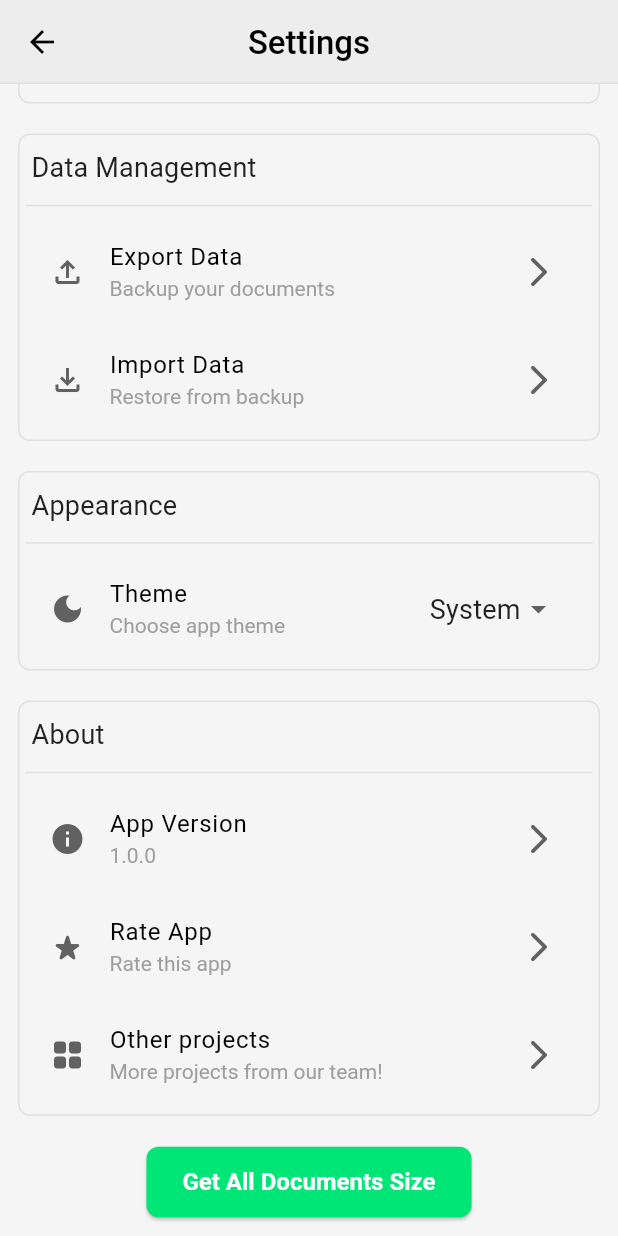
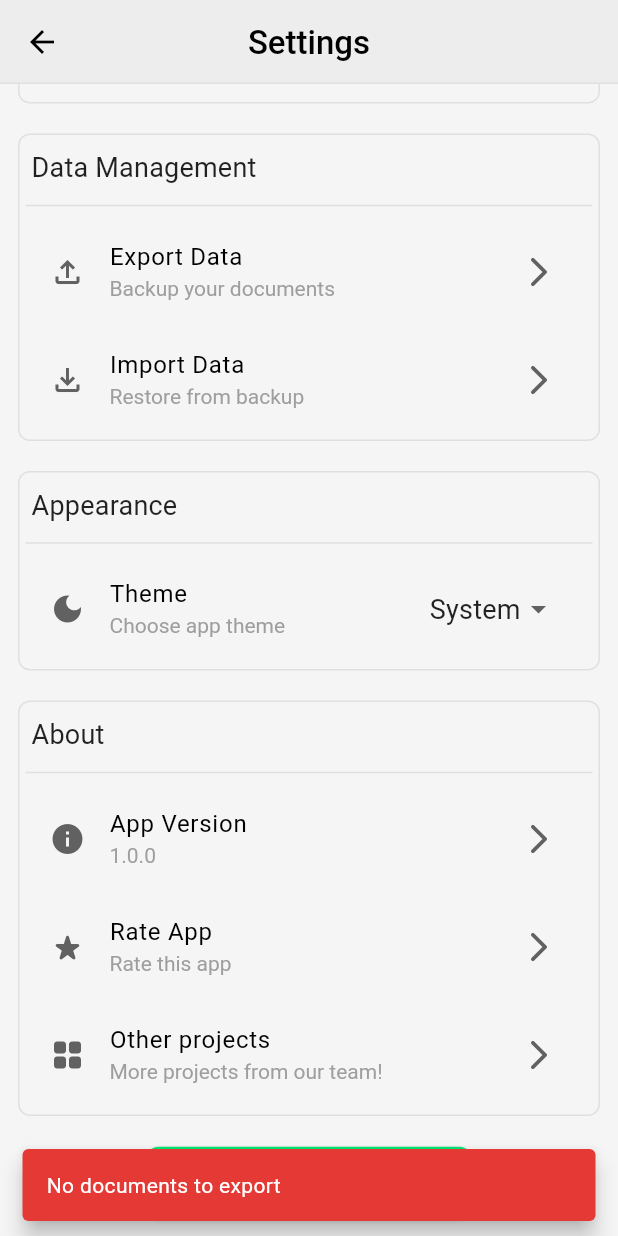
Before and after one commit to itschillipill/My-Documents-App, a Flutter app: the SettingsPage screen opened directly, scrolled down 116 dp, after a tap on "Export Data", on a phone screen of 412 x 824 dp. Run offline on Flutter 3.47's test engine with Material 3 defaults, Android fonts, the phone set to English and light mode, and no system bars; our stand-ins replace equatable, file_picker, flutter_bloc, flutter_secure_storage, flutter_speed_dial, image_picker and 6 more; missing offline and left inert: dart:html, window_manager; accounts and stored records are empty.

Commit message:
some fixes

```diff
--- a/lib/src/core/constants.dart
+++ b/lib/src/core/constants.dart
@@ -1,5 +1,5 @@
 class Constants {
   static const String appName = "My Documents";
   static const String appVersion = "1.0.0";
-  static const String appRuStoreLink="";
+  static const String appRuStoreLink = "";
 }
--- a/lib/src/dependencies/platform/initialization_vm.dart
+++ b/lib/src/dependencies/platform/initialization_vm.dart
@@ -6,7 +6,6 @@ import 'package:my_documents/src/utils/theme/theme.dart';
 import 'package:window_manager/window_manager.dart';
 
 import '../../core/constants.dart';
-
 
 Future<void> $platformInitialization() =>
     io.Platform.isAndroid || io.Platform.isIOS
--- a/lib/src/features/auth/auth_executor.dart
+++ b/lib/src/features/auth/auth_executor.dart
@@ -48,7 +48,6 @@ class AuthenticationExecutor extends ChangeNotifier {
     notifyListeners();
     return authenticated;
   }
-  //TODO: Change savig password method
 
   Future<bool> authenticateByPIN(String pin) async {
     authenticated = await verefyPin(pin);
--- a/lib/src/features/documents/pages/document_view_page.dart
+++ b/lib/src/features/documents/pages/document_view_page.dart
@@ -31,7 +31,7 @@ class DocumentViewPage extends StatelessWidget {
         final List<Document> documents = cubit.documentsOrEmpty;
         final document = cubit.getDocumentById(documentId);
         final documentVersion = document?.versions.firstWhere(
-          (v) => v.id == (versionId??(document.currentVersionId)),
+          (v) => v.id == (versionId ?? (document.currentVersionId)),
           orElse: () => document.versions.first,
         );
         if (documents.isEmpty || document == null || documentVersion == null) {
@@ -65,7 +65,7 @@ class DocumentViewPage extends StatelessWidget {
         bool isCurrent = document.currentVersionId == documentVersion.id;
         debugPrint("Document: $document");
         debugPrint(
-          "Current Document Version: ${documentVersion.id}, serched for: ${versionId??document.currentVersionId}",
+          "Current Document Version: ${documentVersion.id}, serched for: ${versionId ?? document.currentVersionId}",
         );
         return Scaffold(
           appBar: AppBar(
--- a/lib/src/utils/sevices/file_service.dart
+++ b/lib/src/utils/sevices/file_service.dart
@@ -176,11 +176,10 @@ class FileService {
   }
 
   static Future<void> importData() async {
-    //TODO: Import Data
     MessageService.showErrorToast("Not implemented yet");
   }
 
-  static Future<void> exportData(List<Document> documents) async {
+  static Future<void> exportData({List<Document> documents = const []}) async {
     if (documents.isEmpty) {
       MessageService.showErrorSnack("No documents to export");
       return;
@@ -220,6 +219,8 @@ class FileService {
 
     encoder.close();
     debugPrint("saved to $backupPath");
-    await Share.shareXFiles([XFile(backupPath)], text: "My Documents Backup");
+    await SharePlus.instance.share(
+      ShareParams(files: [XFile(backupPath)], text: "My Documents Backup"),
+    );
   }
 }
--- a/lib/src/utils/sevices/message_service.dart
+++ b/lib/src/utils/sevices/message_service.dart
@@ -4,10 +4,10 @@ import 'package:flutter/material.dart';
 
 class MessageService {
   static final GlobalKey<ScaffoldMessengerState> messengerKey =
-      GlobalKey<ScaffoldMessengerState>();
+      GlobalKey<ScaffoldMessengerState>(debugLabel: "MessageService");
 
   static final GlobalKey<NavigatorState> navigatorKey =
-      GlobalKey<NavigatorState>();
+      GlobalKey<NavigatorState>(debugLabel: "MessageService");
 
   static OverlayEntry? _loadingOverlay;
 
@@ -90,21 +90,27 @@ class MessageService {
     }
   }
 
-  static void showSnackBar(String message, {Color? color}) {
+  static void showSnackBar(String message, {Color? color, Color? textColor}) {
     messengerKey.currentState?.showSnackBar(
       SnackBar(
-        content: Text(message),
+        content: Text(message, style: TextStyle(color: textColor)),
         backgroundColor: color,
         behavior: SnackBarBehavior.floating,
       ),
     );
   }
 
-  static void showSuccessSnack(String message) =>
-      showSnackBar(message, color: Colors.green.shade600);
+  static void showSuccessSnack(String message) => showSnackBar(
+    message,
+    color: Colors.green.shade600,
+    textColor: Colors.white,
+  );
 
-  static void showErrorSnack(String message) =>
-      showSnackBar(message, color: Colors.red.shade600);
+  static void showErrorSnack(String message) => showSnackBar(
+    message,
+    color: Colors.red.shade600,
+    textColor: Colors.white,
+  );
 
   static void showToast(String message, {Color background = Colors.black87}) {
     final context = navigatorKey.currentContext;
```
Also changed, not shown: lib/src/app.dart (+8 -7 lines), lib/src/features/auth/widgets/auth_scope.dart (+5 -3 lines), lib/src/features/settings/pages/settings_page.dart (+22 -31 lines).
